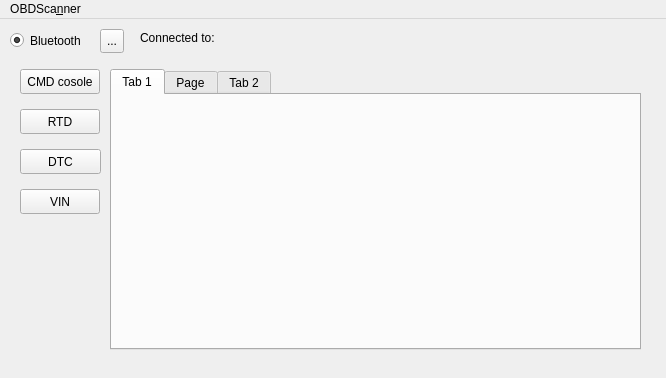
Before: the Qt Designer form obdscanner.ui in miiiiichal/OBDScanner, drawn with Qt 5.
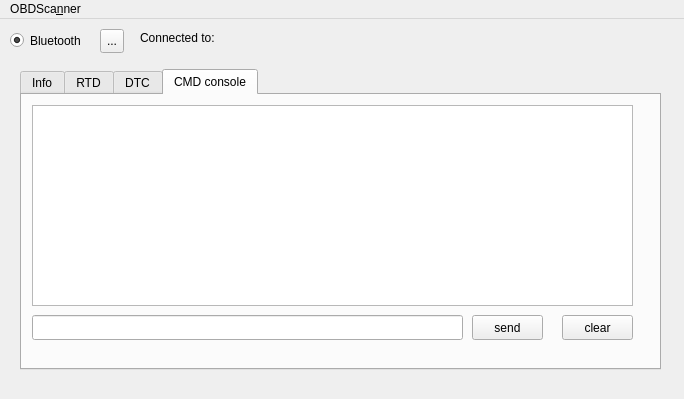
After: the same form once the commit is applied. The open tabs and pages were chosen to show the change.

Commit message: GUI -> add tabWidget code -> implementing response dispatcher

```diff
--- a/obdscanner.ui
+++ b/obdscanner.ui
@@ -6,8 +6,8 @@
    <rect>
     <x>0</x>
     <y>0</y>
-    <width>666</width>
-    <height>378</height>
+    <width>684</width>
+    <height>399</height>
    </rect>
   </property>
   <property name="windowTitle">
@@ -69,84 +69,111 @@
      <string/>
     </property>
    </widget>
-   <widget class="QPushButton" name="pushButton">
-    <property name="geometry">
-     <rect>
-      <x>20</x>
-      <y>50</y>
-      <width>80</width>
-      <height>25</height>
-     </rect>
-    </property>
-    <property name="text">
-     <string>CMD cosole</string>
-    </property>
-   </widget>
-   <widget class="QPushButton" name="pushButton_2">
-    <property name="geometry">
-     <rect>
-      <x>20</x>
-      <y>90</y>
-      <width>80</width>
-      <height>25</height>
-     </rect>
-    </property>
-    <property name="text">
-     <string>RTD</string>
-    </property>
-   </widget>
-   <widget class="QPushButton" name="pushButton_3">
-    <property name="geometry">
-     <rect>
-      <x>20</x>
-      <y>130</y>
-      <width>81</width>
-      <height>25</height>
-     </rect>
-    </property>
-    <property name="text">
-     <string>DTC</string>
-    </property>
-   </widget>
-   <widget class="QPushButton" name="pushButton_4">
-    <property name="geometry">
-     <rect>
-      <x>20</x>
-      <y>170</y>
-      <width>80</width>
-      <height>25</height>
-     </rect>
-    </property>
-    <property name="text">
-     <string>VIN</string>
-    </property>
-   </widget>
    <widget class="QTabWidget" name="tabWidget">
     <property name="geometry">
      <rect>
-      <x>110</x>
+      <x>20</x>
       <y>50</y>
-      <width>531</width>
-      <height>281</height>
+      <width>641</width>
+      <height>301</height>
      </rect>
     </property>
+    <property name="tabPosition">
+     <enum>QTabWidget::North</enum>
+    </property>
+    <property name="tabShape">
+     <enum>QTabWidget::Rounded</enum>
+    </property>
     <property name="currentIndex">
      <number>0</number>
     </property>
-    <widget class="QWidget" name="tab">
+    <property name="tabsClosable">
+     <bool>false</bool>
+    </property>
+    <property name="tabBarAutoHide">
+     <bool>false</bool>
+    </property>
+    <widget class="QWidget" name="vin_tab">
      <attribute name="title">
-      <string>Tab 1</string>
+      <string>Info</string>
      </attribute>
     </widget>
     <widget class="QWidget" name="tab_3">
      <attribute name="title">
-      <string>Page</string>
+      <string>RTD</string>
      </attribute>
     </widget>
     <widget class="QWidget" name="tab_2">
      <attribute name="title">
-      <string>Tab 2</string>
+      <string>DTC</string>
      </attribute>
+     <widget class="QLineEdit" name="dtc_testEdit">
+      <property name="geometry">
+       <rect>
+        <x>250</x>
+        <y>70</y>
+        <width>113</width>
+        <height>25</height>
+       </rect>
+      </property>
+     </widget>
+    </widget>
+    <widget class="QWidget" name="cmd_tab">
+     <attribute name="title">
+      <string>CMD console</string>
+     </attribute>
+     <widget class="QPushButton" name="cmd_sendButton">
+      <property name="geometry">
+       <rect>
+        <x>450</x>
+        <y>220</y>
+        <width>71</width>
+        <height>25</height>
+       </rect>
+      </property>
+      <property name="text">
+       <string>send</string>
+      </property>
+     </widget>
+     <widget class="QLineEdit" name="cmd_input">
+      <property name="geometry">
+       <rect>
+        <x>10</x>
+        <y>220</y>
+        <width>431</width>
+        <height>25</height>
+       </rect>
+      </property>
+     </widget>
+     <widget class="QTextEdit" name="cmd_console">
+      <property name="geometry">
+       <rect>
+        <x>10</x>
+        <y>10</y>
+        <width>601</width>
+        <height>201</height>
+       </rect>
+      </property>
+      <property name="tabChangesFocus">
+       <bool>false</bool>
+      </property>
+      <property name="readOnly">
+       <bool>true</bool>
+      </property>
+     </widget>
+     <widget class="QPushButton" name="cmd_clearButton">
+      <property name="geometry">
+       <rect>
+        <x>540</x>
+        <y>220</y>
+        <width>71</width>
+        <height>25</height>
+       </rect>
+      </property>
+      <property name="text">
+       <string>clear</string>
+      </property>
+     </widget>
     </widget>
    </widget>
   </widget>
@@ -155,7 +182,7 @@
     <rect>
      <x>0</x>
      <y>0</y>
-     <width>666</width>
+     <width>684</width>
      <height>22</height>
     </rect>
    </property>
```
Left out of the diff: 73 changed lines with no effect on the pictures. The commit also changes 4 other files.
